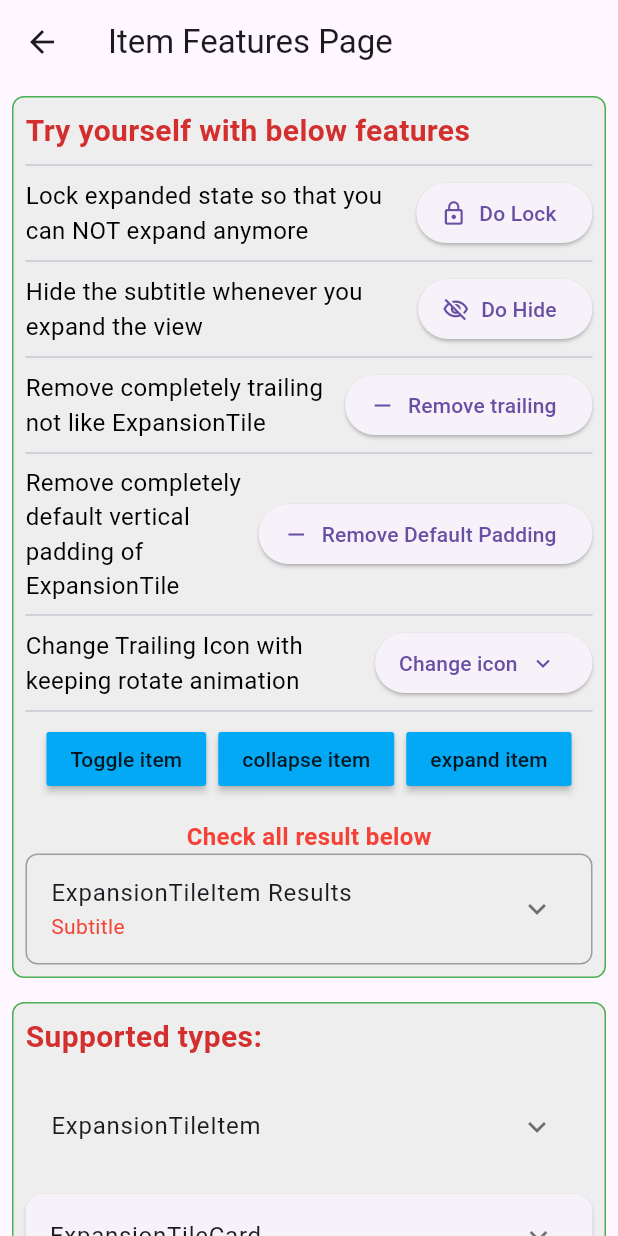
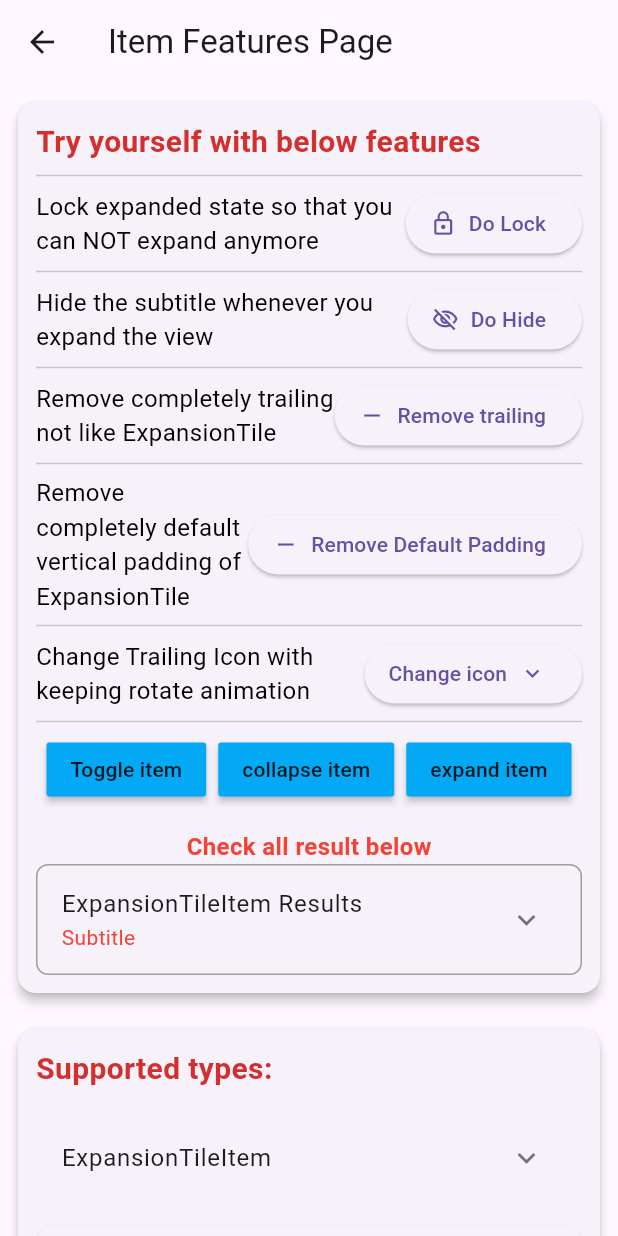
Before and after one commit to congthanhng/Expansion-Tile-Group, a Flutter app: the screen it shows after launch, after a tap on "See Demo", on a phone screen of 412 x 824 dp. Run offline on Flutter 3.47's test engine with Material 3 defaults, Android fonts, the light colour scheme and no system bars.

Commit message:
Release version 1.3.0

```diff
--- a/example/lib/main.dart
+++ b/example/lib/main.dart
@@ -168,13 +168,11 @@ class HomePage extends StatelessWidget {
 
   Widget _buildSection(BuildContext context,
       {required String title, String? description, required Widget body}) {
-    return Container(
-      margin: const EdgeInsets.all(8),
-      padding: const EdgeInsets.all(8),
-      decoration: BoxDecoration(
-          color: Colors.grey[200],
-          borderRadius: BorderRadius.circular(8),
-          border: Border.all(color: Colors.green)),
+    return Card(
+      elevation: 3,
+      margin: const EdgeInsets.all(12),
+      child: Padding(
+        padding: const EdgeInsets.all(12.0),
         child: Column(
           crossAxisAlignment: CrossAxisAlignment.start,
           children: [
@@ -188,6 +186,7 @@ class HomePage extends StatelessWidget {
                   style: TextStyle(fontSize: 16, color: Colors.grey[700])),
             body
           ],
+        ),
       ),
     );
   }
--- a/example/lib/use_cases/fantasy/example_action_card.dart
+++ b/example/lib/use_cases/fantasy/example_action_card.dart
@@ -7,7 +7,7 @@ class ExampleActionCard extends StatelessWidget {
   @override
   Widget build(BuildContext context) {
     return ExpansionTileCard(
-      elevation: 2,
+      elevation: 3,
       textColor: Colors.green,
       leading: const CircleAvatar(
         backgroundColor: Colors.lightGreen,
--- a/example/lib/use_cases/fantasy/example_action_drop.dart
+++ b/example/lib/use_cases/fantasy/example_action_drop.dart
@@ -9,6 +9,7 @@ class ExampleActionDrop extends StatelessWidget {
   @override
   Widget build(BuildContext context) {
     return InkWell(
+      borderRadius: BorderRadius.circular(12.0),
       onHover: (value) {
         if (value) {
           key0.currentState?.expand();
--- a/example/lib/use_cases/fantasy/fantasy_page.dart
+++ b/example/lib/use_cases/fantasy/fantasy_page.dart
@@ -23,6 +23,8 @@ class FantasyPage extends StatelessWidget {
       child: Center(
         child: ConstrainedBox(
           constraints: const BoxConstraints(maxWidth: 720),
+          child: Padding(
+            padding: const EdgeInsets.all(8.0),
             child: Column(
               children: [
                 const SizedBox(
@@ -48,6 +50,7 @@ class FantasyPage extends StatelessWidget {
             ),
           ),
         ),
+      ),
     );
   }
 }
--- a/example/lib/use_cases/item/item_features_page.dart
+++ b/example/lib/use_cases/item/item_features_page.dart
@@ -45,13 +45,11 @@ class ItemFeaturesPage extends StatelessWidget {
 
   Widget _buildSection(BuildContext context,
       {required String title, String? description, required Widget body}) {
-    return Container(
-      margin: const EdgeInsets.all(8),
-      padding: const EdgeInsets.all(8),
-      decoration: BoxDecoration(
-          color: Colors.grey[200],
-          borderRadius: BorderRadius.circular(8),
-          border: Border.all(color: Colors.green)),
+    return Card(
+      elevation: 3,
+      margin: const EdgeInsets.all(12),
+      child: Container(
+        padding: const EdgeInsets.all(12),
         child: Column(
           crossAxisAlignment: CrossAxisAlignment.start,
           children: [
@@ -66,6 +64,7 @@ class ItemFeaturesPage extends StatelessWidget {
             body
           ],
         ),
+      ),
     );
   }
 }
```
Also changed, not shown: example/lib/use_cases/group/collapse_all_page.dart (+11 -3 lines), example/lib/use_cases/group/expand_all_page.dart (+10 -3 lines), example/lib/use_cases/group/expand_always_current_page.dart (+10 -3 lines), example/lib/use_cases/group/expand_only_current_page.dart (+8 -4 lines), example/lib/use_cases/group/expand_or_collapse_all_page.dart (+10 -3 lines), example/lib/use_cases/group/listen_changed_item_page.dart (+10 -6 lines). Lines whose indentation alone changed are shown as unchanged.
